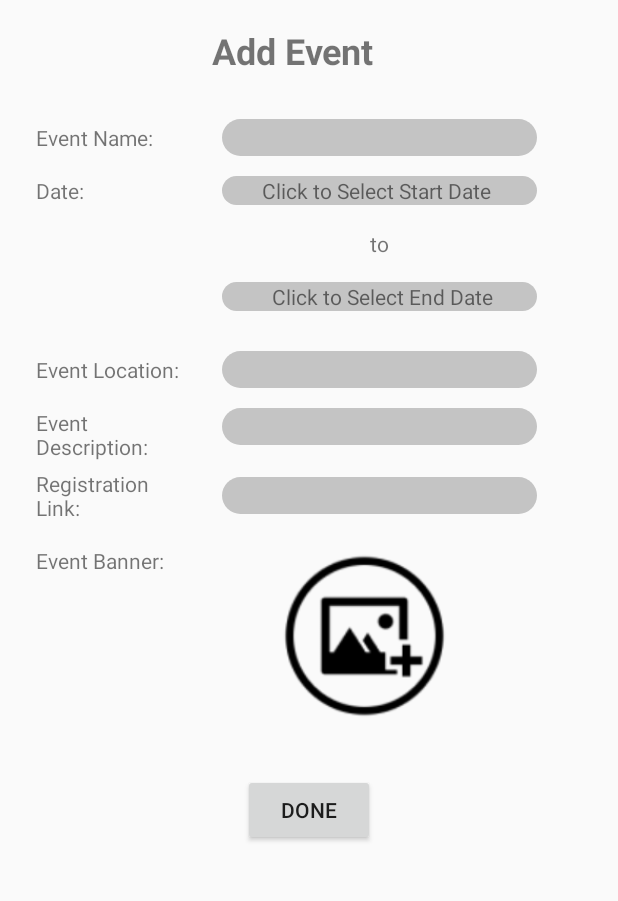
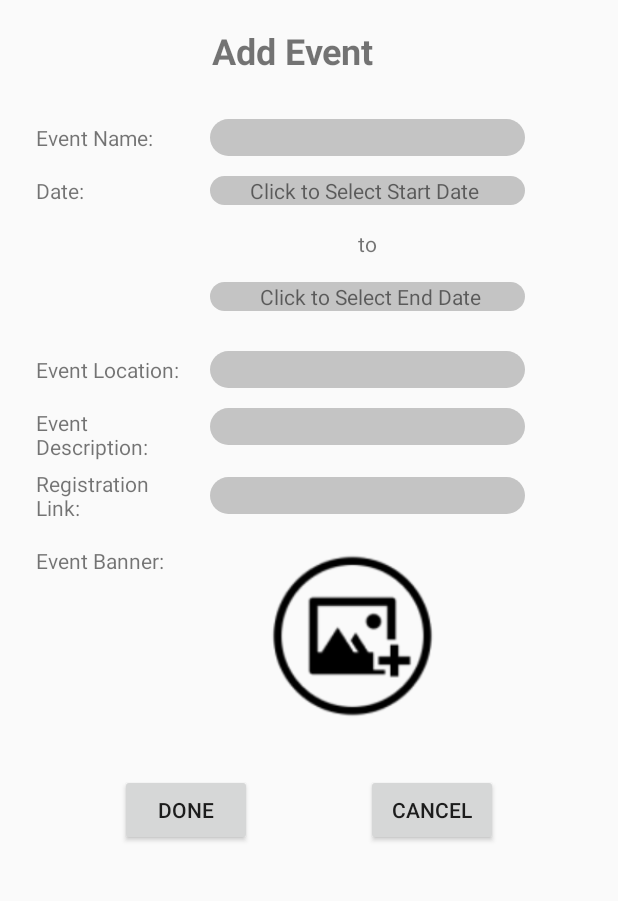
Before and after one commit to Mikkeline/OKUable, an Android app: the AddEvent screen opened directly, with no data from a screen before it, on a phone screen of 412 x 824 dp, the part 83-984 px from its top. Run offline under Robolectric (Android 15) with nearby library versions, the phone set to English and light mode, and no system bars; our stand-ins replace Firebase (no records; nobody signed in at launch, a user with empty details on screens opened directly), data binding; pictures from the network do not load; Roboto replaces fonts that are not available here.

Commit message:
Initial commit

```diff
--- a/app/src/main/java/com/madassignment/okuable/activity/AddEvent.kt
+++ b/app/src/main/java/com/madassignment/okuable/activity/AddEvent.kt
@@ -31,6 +31,13 @@ class AddEvent : AppCompatActivity() {
 
         var btnBack  = binding.cgBtnBack
         btnBack.setOnClickListener{
+            val intent = Intent(this, MainActivity::class.java)
+            startActivity(intent)
+        }
+
+        var btnCancel  = binding.cancelBtn
+        btnCancel.setOnClickListener{
+            Toast.makeText(this, "Cancel...", Toast.LENGTH_SHORT).show()
             val intent = Intent(this, MainActivity::class.java)
             startActivity(intent)
         }
--- a/app/src/main/res/layout/activity_add_event.xml
+++ b/app/src/main/res/layout/activity_add_event.xml
@@ -73,7 +73,7 @@
                     android:id="@+id/eventName_et"
                     android:layout_width="210dp"
                     android:layout_height="wrap_content"
-                    android:layout_marginStart="24dp"
+                    android:layout_marginStart="16dp"
                     android:background="@drawable/cg_et"
                     android:ems="10"
                     android:inputType="textPersonName"
@@ -96,7 +96,7 @@
                     android:id="@+id/location_et"
                     android:layout_width="210dp"
                     android:layout_height="wrap_content"
-                    android:layout_marginStart="24dp"
+                    android:layout_marginStart="16dp"
                     android:background="@drawable/cg_et"
                     android:ems="10"
                     android:inputType="textPostalAddress"
@@ -109,10 +109,10 @@
                     android:id="@+id/doneBtn"
                     android:layout_width="wrap_content"
                     android:layout_height="wrap_content"
+                    android:layout_marginStart="80dp"
                     android:layout_marginTop="32dp"
+
                     android:text="Done"
-                    app:layout_constraintEnd_toEndOf="parent"
-                    app:layout_constraintHorizontal_bias="0.5"
                     app:layout_constraintStart_toStartOf="parent"
                     app:layout_constraintTop_toBottomOf="@+id/cg_AddImage" />
 
@@ -120,7 +120,7 @@
                     android:id="@+id/description_et"
                     android:layout_width="210dp"
                     android:layout_height="wrap_content"
-                    android:layout_marginStart="24dp"
+                    android:layout_marginStart="16dp"
                     android:background="@drawable/multi_et"
                     android:ems="10"
                     android:gravity="start|top"
@@ -173,7 +173,7 @@
                     android:id="@+id/startDate_tv"
                     android:layout_width="210dp"
                     android:layout_height="wrap_content"
-                    android:layout_marginStart="24dp"
+                    android:layout_marginStart="16dp"
                     android:background="@drawable/cg_et"
                     android:text="        Click to Select Start Date"
                     app:layout_constraintBottom_toBottomOf="@+id/tvDate"
@@ -204,7 +204,7 @@
                     android:id="@+id/link_et"
                     android:layout_width="210dp"
                     android:layout_height="wrap_content"
-                    android:layout_marginStart="24dp"
+                    android:layout_marginStart="16dp"
                     android:background="@drawable/cg_et"
                     android:ems="10"
                     android:inputType="textPersonName"
@@ -218,10 +218,20 @@
                     android:layout_width="190dp"
                     android:layout_height="120dp"
 
-                    android:layout_marginStart="24dp"
+                    android:layout_marginStart="16dp"
                     app:layout_constraintStart_toEndOf="@+id/tvBanner"
                     app:layout_constraintTop_toTopOf="@+id/tvBanner"
                     app:srcCompat="@drawable/add_image" />
+
+                <Button
+                    android:id="@+id/cancelBtn"
+                    android:layout_width="wrap_content"
+                    android:layout_height="wrap_content"
+                    android:layout_marginTop="32dp"
+                    android:layout_marginEnd="80dp"
+                    android:text="Cancel"
+                    app:layout_constraintEnd_toEndOf="parent"
+                    app:layout_constraintTop_toBottomOf="@+id/cg_AddImage" />
 
 
             </androidx.constraintlayout.widget.ConstraintLayout>
```
